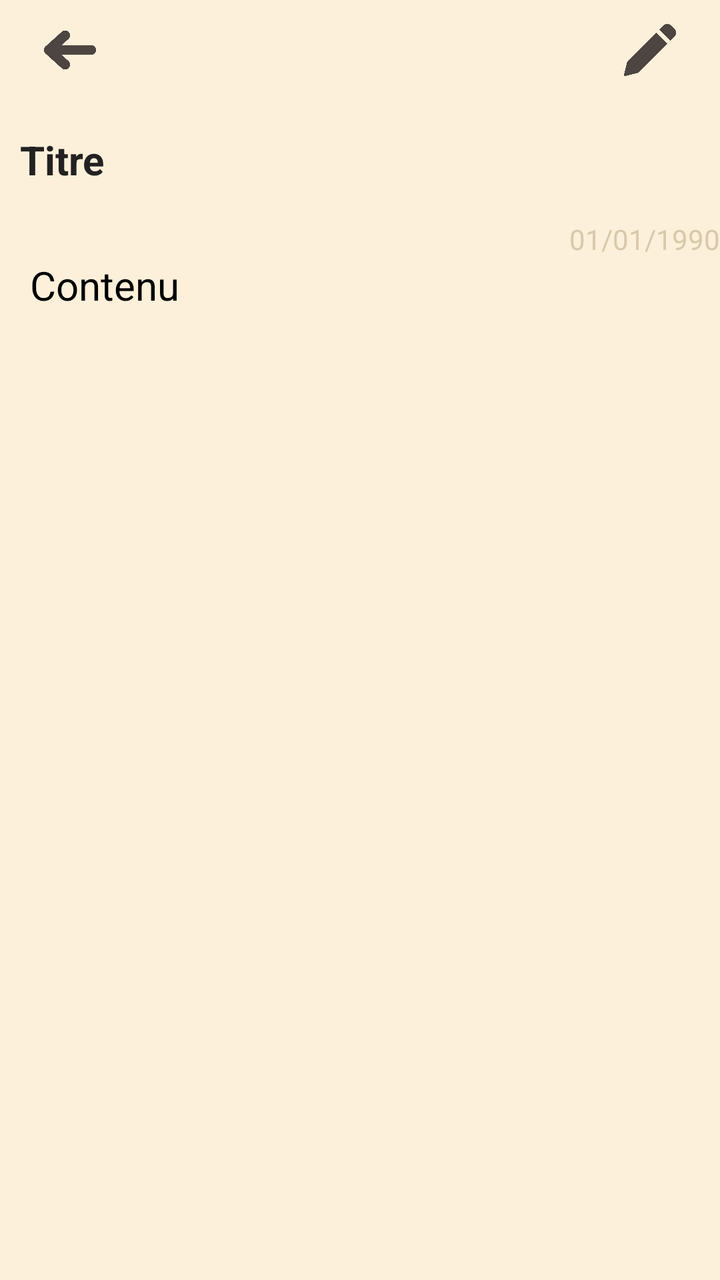
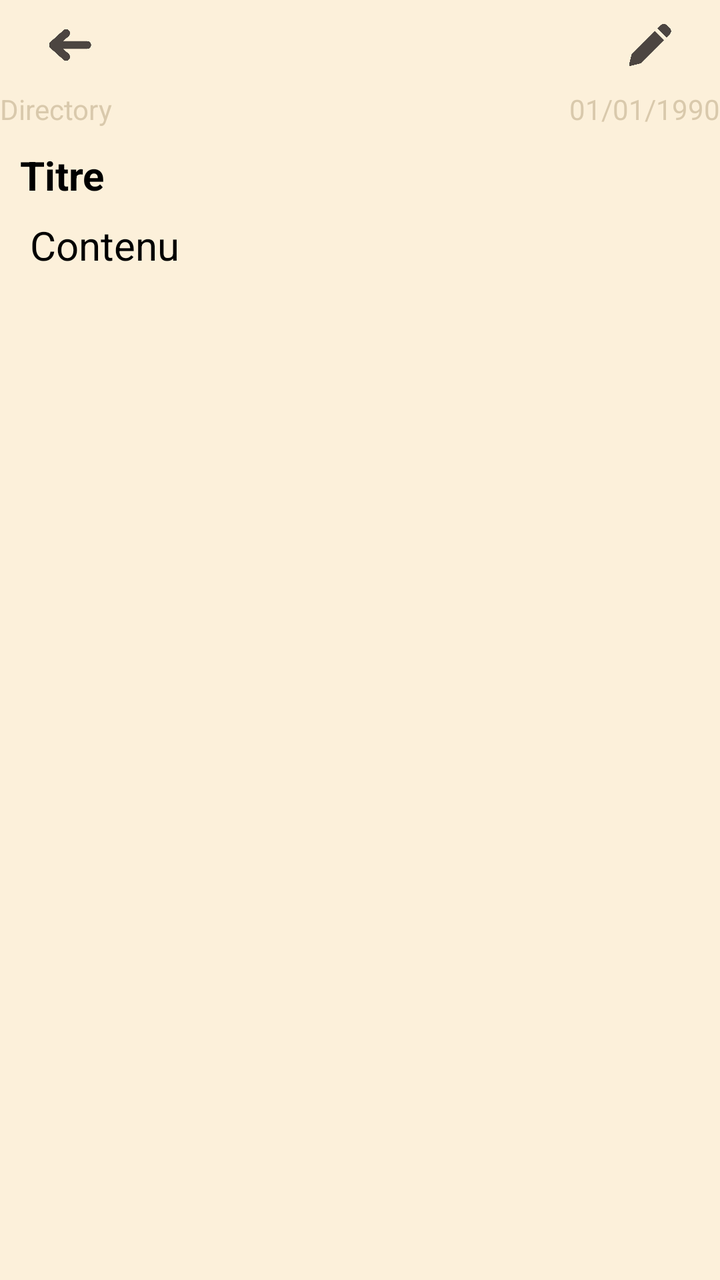

An Android layout rendered at two revisions. The XML below is the earlier revision; the diff shows what the commit changed to produce the second picture.
<!-- AndroidManifest.xml: application theme Base.Theme.Notty -->
<!-- res/layout/activity_read_note.xml -->
<?xml version="1.0" encoding="utf-8"?>
<LinearLayout xmlns:android="http://schemas.android.com/apk/res/android"
    xmlns:app="http://schemas.android.com/apk/res-auto"
    xmlns:tools="http://schemas.android.com/tools"
    android:id="@+id/main"
    android:layout_width="match_parent"
    android:layout_height="match_parent"
    android:orientation="vertical"
    tools:context=".ReadNoteActivity"
    style="@style/stylePage">

    <androidx.constraintlayout.widget.ConstraintLayout
        android:id="@+id/contraintLayout"
        android:layout_width="match_parent"
        android:layout_height="50dp"
        android:orientation="horizontal"
        android:paddingVertical="12dp">

        <ImageView
            android:id="@+id/id_read_btn_backHome"
            style="@style/stylePageRead_BackBtn"
            android:layout_width="50dp"
            android:layout_height="wrap_content"
            android:layout_marginLeft="10dp"
            app:layout_constraintStart_toStartOf="parent"
            app:layout_constraintTop_toTopOf="parent" />


        <ImageView
            android:id="@+id/id_read_btn_modify"
            style="@style/stylePageRead_ModifyBtn"
            android:layout_width="50dp"
            android:layout_height="wrap_content"
            android:layout_marginRight="10dp"
            app:layout_constraintEnd_toEndOf="parent"
            app:layout_constraintTop_toTopOf="parent" />
    </androidx.constraintlayout.widget.ConstraintLayout>

    <LinearLayout
        android:layout_width="match_parent"
        android:layout_height="60dp"
        android:orientation="horizontal">

        <TextView
            android:id="@+id/id_read_text_title"
            style="@style/stylePageRead_Title"
            android:layout_width="match_parent"
            android:layout_height="match_parent"
            android:layout_weight="0"
            android:layout_margin="10dp"
            android:ems="10"
            android:gravity="center_vertical"
            android:text="Titre"
            android:textSize="20sp"
            android:textStyle="bold" />

    </LinearLayout>

    <LinearLayout
        android:layout_width="match_parent"
        android:layout_height="wrap_content"
        android:orientation="horizontal">

        <TextView
            android:id="@+id/id_read_text_dateModif"
            android:layout_width="match_parent"
            android:layout_height="wrap_content"
            android:layout_weight="0"
            android:text="01/01/1990"
            android:textAlignment="textEnd"
            style="@style/stylePageRead_Date"/>

    </LinearLayout>

    <ScrollView
        android:layout_width="match_parent"
        android:layout_height="match_parent"
        android:layout_marginHorizontal="15dp">

        <TextView
            android:id="@+id/id_read_text_body"
            android:layout_width="match_parent"
            android:layout_height="match_parent"
            android:ems="10"
            android:gravity="top"
            android:scrollbars="vertical"
            android:text="Contenu"
            android:textSize="20sp"
            style="@style/stylePageRead_Content"/>

    </ScrollView>

</LinearLayout>
<!-- resources referenced by this layout -->
<resources>
  <style name="stylePage">
          <item name="android:background">@color/cream</item>
      </style>
  <style name="stylePageRead_BackBtn">
          <item name="android:src">@drawable/left_arrow_grey</item>
      </style>
  <style name="stylePageRead_Content">
          <item name="android:textColor">@color/black</item>
      </style>
  <style name="stylePageRead_Date">
          <item name="android:textColor">@color/dark_cream</item>
      </style>
  <style name="stylePageRead_ModifyBtn">
          <item name="android:src">@drawable/crayon_grey</item>
      </style>
  <style name="stylePageRead_Title">
          <item name="android:textColor">@color/dark_grey</item>
      </style>
  <style name="Base.Theme.Notty" parent="Theme.AppCompat.DayNight.NoActionBar">
          
  
          <item name="option_icon">@drawable/options_black</item>
          <item name="add_icon">@drawable/add_icon_black</item>
          <item name="favorite_icon">@drawable/etoile_black_empty</item>
          <item name="not_favorite_icon">@drawable/etoile_black_filled</item>
          <item name="search_icon">@drawable/loupe_black</item>
          <item name="back_icon">@drawable/left_arrow_black</item>
  
      </style>
  <color name="cream">#FCF0DA</color>
  <!-- drawable left_arrow_grey: png bitmap (drawable, 9510 bytes) -->
  <color name="black">#FF000000</color>
  <color name="dark_cream">#D9C9AC</color>
  <!-- drawable crayon_grey: png bitmap (drawable, 7859 bytes) -->
  <color name="dark_grey">#232121</color>
  <!-- drawable options_black: png bitmap (drawable, 5588 bytes) -->
  <!-- drawable add_icon_black: png bitmap (drawable, 4259 bytes) -->
  <!-- drawable etoile_black_empty: png bitmap (drawable, 14235 bytes) -->
  <!-- drawable etoile_black_filled: png bitmap (drawable, 11264 bytes) -->
  <!-- drawable loupe_black: png bitmap (drawable, 12028 bytes) -->
  <!-- drawable left_arrow_black: png bitmap (drawable, 9497 bytes) -->
</resources>

<!-- the commit's change to res/layout/activity_read_note.xml (unified diff, before → after) -->
@@ -2,7 +2,7 @@
 <LinearLayout xmlns:android="http://schemas.android.com/apk/res/android"
     xmlns:app="http://schemas.android.com/apk/res-auto"
     xmlns:tools="http://schemas.android.com/tools"
-    android:id="@+id/main"
+    android:id="@+id/id_read_main"
     android:layout_width="match_parent"
     android:layout_height="match_parent"
     android:orientation="vertical"
@@ -12,7 +12,7 @@
     <androidx.constraintlayout.widget.ConstraintLayout
         android:id="@+id/contraintLayout"
         android:layout_width="match_parent"
-        android:layout_height="50dp"
+        android:layout_height="45dp"
         android:orientation="horizontal"
         android:paddingVertical="12dp">
 
@@ -36,9 +36,31 @@
             app:layout_constraintTop_toTopOf="parent" />
     </androidx.constraintlayout.widget.ConstraintLayout>
 
+    <androidx.constraintlayout.widget.ConstraintLayout
+        android:layout_width="match_parent"
+        android:layout_height="wrap_content">
+
+        <TextView
+            android:id="@+id/id_read_text_Directory"
+            android:layout_width="wrap_content"
+            android:layout_height="wrap_content"
+            android:text="Directory"
+            app:layout_constraintStart_toStartOf="parent"
+            style="@style/stylePageRead_Date"/>
+
+        <TextView
+            android:id="@+id/id_read_text_dateModif"
+            android:layout_width="wrap_content"
+            android:layout_height="wrap_content"
+            android:text="01/01/1990"
+            app:layout_constraintEnd_toEndOf="parent"
+            style="@style/stylePageRead_Date"/>
+
+    </androidx.constraintlayout.widget.ConstraintLayout>
+
     <LinearLayout
         android:layout_width="match_parent"
-        android:layout_height="60dp"
+        android:layout_height="45dp"
         android:orientation="horizontal">
 
         <TextView
@@ -56,26 +78,13 @@
 
     </LinearLayout>
 
-    <LinearLayout
-        android:layout_width="match_parent"
-        android:layout_height="wrap_content"
-        android:orientation="horizontal">
-
-        <TextView
-            android:id="@+id/id_read_text_dateModif"
-            android:layout_width="match_parent"
-            android:layout_height="wrap_content"
-            android:layout_weight="0"
-            android:text="01/01/1990"
-            android:textAlignment="textEnd"
-            style="@style/stylePageRead_Date"/>
-
-    </LinearLayout>
 
     <ScrollView
+        android:id="@+id/id_read_scroll"
         android:layout_width="match_parent"
         android:layout_height="match_parent"
-        android:layout_marginHorizontal="15dp">
+        android:layout_marginHorizontal="15dp"
+        android:layout_marginBottom="15dp">
 
         <TextView
             android:id="@+id/id_read_text_body"
<!-- resource entries referenced after the edit -->
@@ -16,9 +16,9 @@
           <item name="android:src">@drawable/crayon_grey</item>
       </style>
   <style name="stylePageRead_Title">
-          <item name="android:textColor">@color/dark_grey</item>
+          <item name="android:textColor">@color/black</item>
       </style>
-  <style name="Base.Theme.Notty" parent="Theme.AppCompat.DayNight.NoActionBar">
+  <style name="Base.Theme.Notty" parent="Theme.AppCompat.NoActionBar">
           
   
           <item name="option_icon">@drawable/options_black</item>
@@ -34,7 +34,6 @@
   <color name="black">#FF000000</color>
   <color name="dark_cream">#D9C9AC</color>
   <!-- drawable crayon_grey: png bitmap (drawable, 7859 bytes) -->
-  <color name="dark_grey">#232121</color>
   <!-- drawable options_black: png bitmap (drawable, 5588 bytes) -->
   <!-- drawable add_icon_black: png bitmap (drawable, 4259 bytes) -->
   <!-- drawable etoile_black_empty: png bitmap (drawable, 14235 bytes) -->
